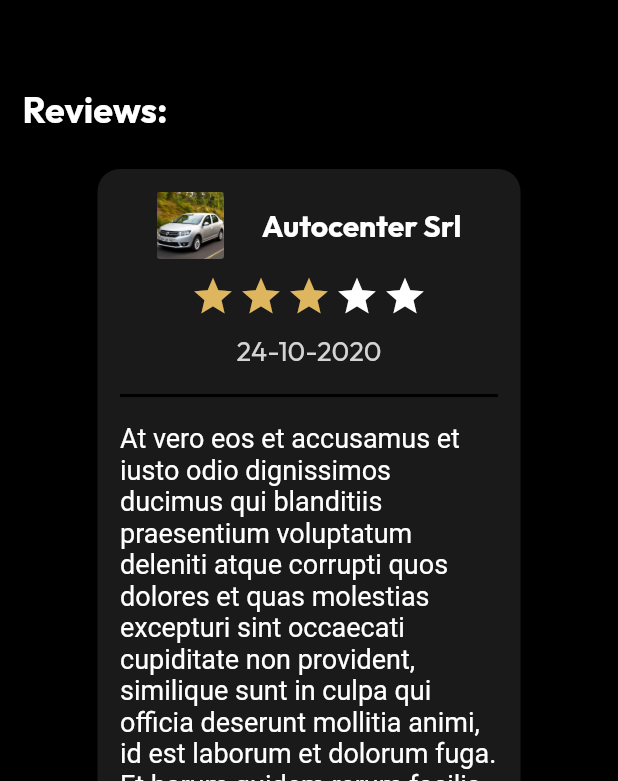
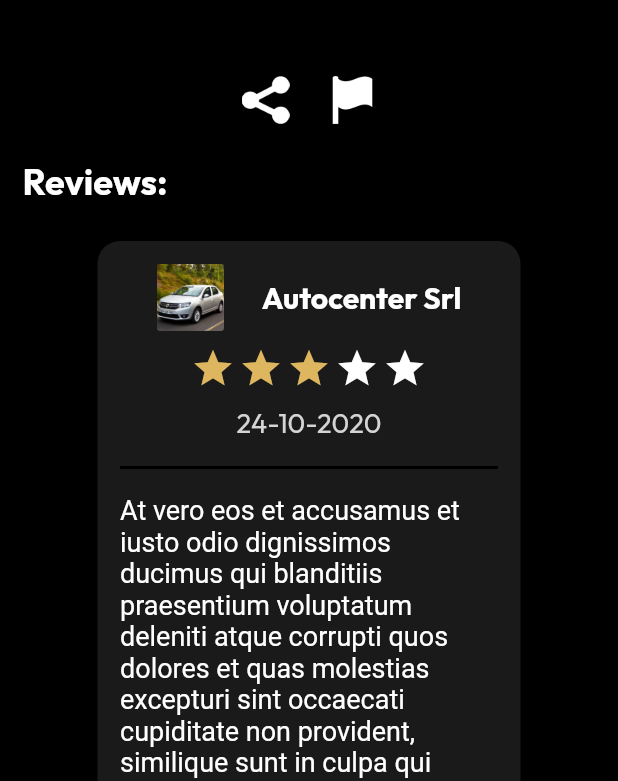
Before and after one commit to StefanVlad0/ServiceFinder, a Flutter app: the UserAccounPage screen opened by its route, on a phone screen of 412 x 824 dp, the part 455-1236 px from its top. Run offline on Flutter 3.47's test engine with Material 2 defaults, Android fonts, the light colour scheme and no system bars; drawn by our look-alikes of flutter_rating_bar; our stand-ins replace go_router, google_fonts.

Commit message:
Add icons on user profile -m

```diff
--- a/lib/UserAccountPage.dart
+++ b/lib/UserAccountPage.dart
@@ -65,6 +65,25 @@ class _UserAccounPageState extends State<UserAccounPage> {
                               ],
                             ),
                           ),
+                        ),
+                        Row(
+                          mainAxisAlignment: MainAxisAlignment.center,
+                          children: [
+                            IconButton(
+                              icon: Image.asset(
+                                  'assets/images/sharethis-128.png'),
+                              iconSize: 10,
+                              onPressed: () {},
+                            ),
+                            SizedBox(
+                              width: 10,
+                            ),
+                            IconButton(
+                              icon: Image.asset('assets/images/flag-128.png'),
+                              iconSize: 10,
+                              onPressed: () {},
+                            ),
+                          ],
                         ),
                         Container(
                           height: 70,
```
Also changed, not shown: assets/images/flag-128.png (added), assets/images/sharethis-128.png (added).
